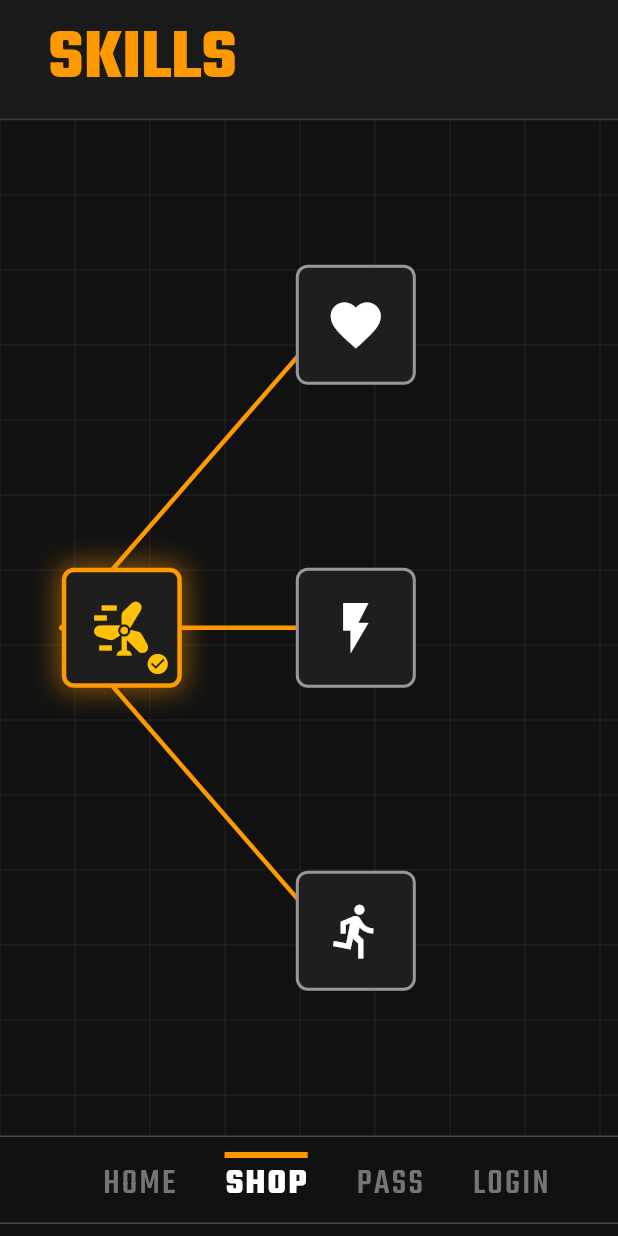
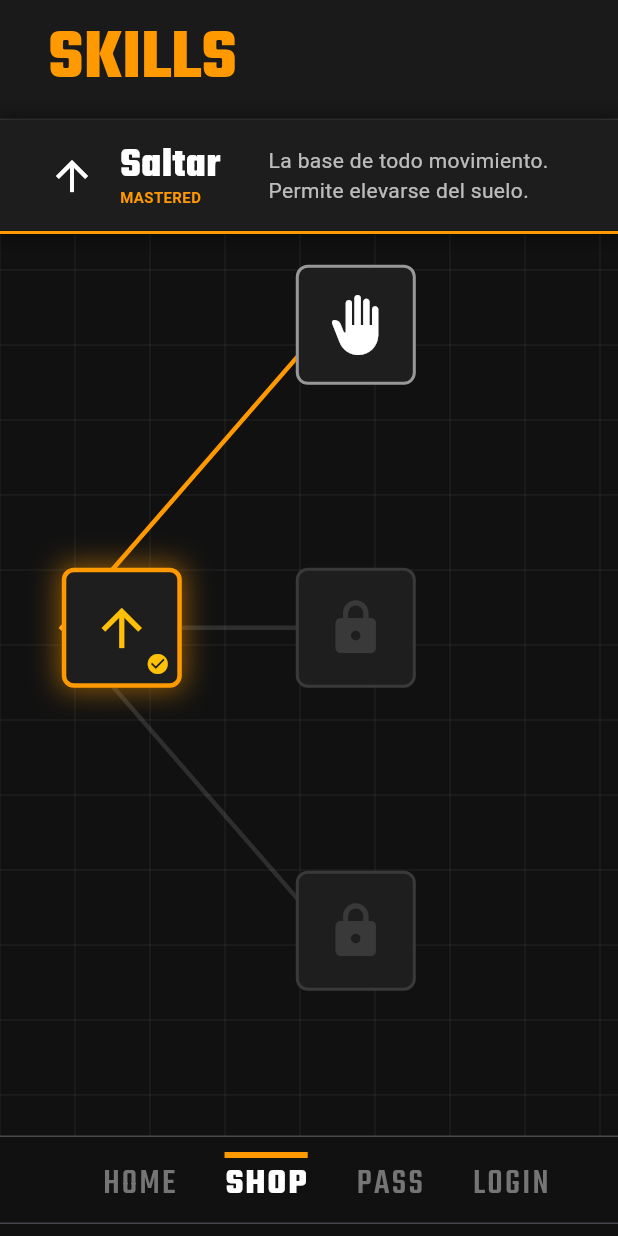
Before and after one commit to GustavoEngineer/game_jump_day, a Flutter app: the screen it shows after launch, tab 2 chosen, on a phone screen of 412 x 824 dp. Run offline on Flutter 3.47's test engine with Material 3 defaults, Android fonts, the phone set to English and light mode, and no system bars; our stand-ins replace google_fonts, shared_preferences; missing offline and left inert: flame.

Commit message:
Tienda en desarrollo

```diff
--- a/jump_day/lib/models/skill_data.dart
+++ b/jump_day/lib/models/skill_data.dart
@@ -33,58 +33,57 @@ class Skill {
 class SkillRepo {
   static List<Skill> getSkills() {
     return [
-      // Root Skills
+      // Root Skill
       Skill(
-        id: 's1',
-        name: 'Windmill',
-        description:
-            'Strike multiple enemies with a devastating 360-degree attack.',
-        levelRequired: 8,
-        cost: 1000,
-        icon: Icons.wind_power,
+        id: 'jump',
+        name: 'Saltar',
+        description: 'La base de todo movimiento. Permite elevarse del suelo.',
+        levelRequired: 1,
+        cost: 0,
+        icon: Icons.arrow_upward,
         state: SkillState.mastered,
         x: 0.1,
         y: 0.5,
       ),
 
-      // Branch 1 - Upper
+      // Branch 1 - Wall Stick
       Skill(
-        id: 'u1',
-        name: 'Vitality',
-        description: 'Increases max health by 20%.',
-        levelRequired: 10,
-        cost: 1500,
-        icon: Icons.favorite,
+        id: 'wall_stick',
+        name: 'Pegarse en las paredes',
+        description: 'Permite aferrarse a las superficies verticales.',
+        levelRequired: 3,
+        cost: 500,
+        icon: Icons.back_hand,
         state: SkillState.available,
-        parentIds: ['s1'],
+        parentIds: ['jump'],
         x: 0.6,
-        y: 0.15, // Spread out vertically
+        y: 0.15,
       ),
 
-      // Branch 2 - Middle
+      // Branch 2 - Double Jump
       Skill(
-        id: 'm1',
-        name: 'Power Strike',
-        description: 'Deal 50% more damage with heavy attacks.',
-        levelRequired: 10,
-        cost: 1500,
-        icon: Icons.flash_on,
-        state: SkillState.available,
-        parentIds: ['s1'],
+        id: 'double_jump',
+        name: 'Saltar en el aire',
+        description: 'Realiza un segundo salto mientras estás en el aire.',
+        levelRequired: 5,
+        cost: 1000,
+        icon: Icons.keyboard_double_arrow_up,
+        state: SkillState.locked,
+        parentIds: ['jump'],
         x: 0.6,
         y: 0.5,
       ),
 
-      // Branch 3 - Lower
+      // Branch 3 - Bounce
       Skill(
-        id: 'l1',
-        name: 'Agility',
-        description: 'Movement speed increased by 15%.',
-        levelRequired: 10,
-        cost: 1500,
-        icon: Icons.directions_run,
-        state: SkillState.available,
-        parentIds: ['s1'],
+        id: 'bounce',
+        name: 'Rebotar al caer',
+        description: 'Si caes al suelo, rebotas automáticamente.',
+        levelRequired: 5,
+        cost: 1000,
+        icon: Icons.sports_basketball,
+        state: SkillState.locked,
+        parentIds: ['jump'],
         x: 0.6,
         y: 0.85,
       ),
--- a/jump_day/lib/screens/shop_screen.dart
+++ b/jump_day/lib/screens/shop_screen.dart
@@ -14,7 +14,7 @@ class ShopScreen extends StatefulWidget {
 class _ShopScreenState extends State<ShopScreen> {
   late List<Skill> skills;
   Skill? selectedSkill;
-  Skill? heldSkill; // Track skill being held
+  Skill? selectedSkill; // Track selected skill
 
   @override
   void initState() {
@@ -95,28 +95,12 @@ class _ShopScreenState extends State<ShopScreen> {
                               selectedSkill = skill;
                             });
                           },
-                          onTapDown: (_) {
-                            setState(() {
-                              heldSkill = skill;
-                              selectedSkill = skill;
-                            });
-                          },
-                          onTapUp: (_) {
-                            setState(() {
-                              heldSkill = null;
-                            });
-                          },
-                          onTapCancel: () {
-                            setState(() {
-                              heldSkill = null;
-                            });
-                          },
                         ),
                       );
                     }).toList(),
 
-                    // INFO OVERLAY (Visible only when holding)
-                    if (heldSkill != null)
+                    // INFO OVERLAY (Visible when a skill is selected)
+                    if (selectedSkill != null)
                       Positioned(
                         top: 0,
                         left: 0,
@@ -141,14 +125,14 @@ class _ShopScreenState extends State<ShopScreen> {
                           ),
                           child: Row(
                             children: [
-                              Icon(heldSkill!.icon,
+                              Icon(selectedSkill!.icon,
                                   color: Colors.white, size: 32),
                               const SizedBox(width: 16),
                               Column(
                                 crossAxisAlignment: CrossAxisAlignment.start,
                                 children: [
                                   Text(
-                                    heldSkill!.name,
+                                    selectedSkill!.name,
                                     style: GoogleFonts.teko(
                                         fontSize: 28,
                                         fontWeight: FontWeight.bold,
@@ -156,7 +140,7 @@ class _ShopScreenState extends State<ShopScreen> {
                                         height: 1.0),
                                   ),
                                   Text(
-                                    heldSkill!.state.name.toUpperCase(),
+                                    selectedSkill!.state.name.toUpperCase(),
                                     style: GoogleFonts.roboto(
                                       fontSize: 10,
                                       color: const Color(0xFFFF9900),
@@ -168,7 +152,7 @@ class _ShopScreenState extends State<ShopScreen> {
                               const SizedBox(width: 32),
                               Expanded(
                                 child: Text(
-                                  heldSkill!.description,
+                                  selectedSkill!.description,
                                   style: GoogleFonts.roboto(
                                     fontSize: 14,
                                     color: Colors.white70,
--- a/jump_day/lib/screens/widgets/skill_node.dart
+++ b/jump_day/lib/screens/widgets/skill_node.dart
@@ -6,18 +6,11 @@ class SkillNodeWidget extends StatelessWidget {
   final Skill skill;
   final bool isSelected;
   final VoidCallback? onTap;
-  final Function(TapDownDetails)? onTapDown;
-  final Function(TapUpDetails)? onTapUp;
-  final VoidCallback? onTapCancel;
-
   const SkillNodeWidget({
     super.key,
     required this.skill,
     required this.isSelected,
     this.onTap,
-    this.onTapDown,
-    this.onTapUp,
-    this.onTapCancel,
   });
 
   @override
@@ -41,9 +34,6 @@ class SkillNodeWidget extends StatelessWidget {
 
     return GestureDetector(
       onTap: onTap,
-      onTapDown: onTapDown,
-      onTapUp: onTapUp,
-      onTapCancel: onTapCancel,
       child: AnimatedContainer(
         duration: const Duration(milliseconds: 200),
         width: 80,
```
